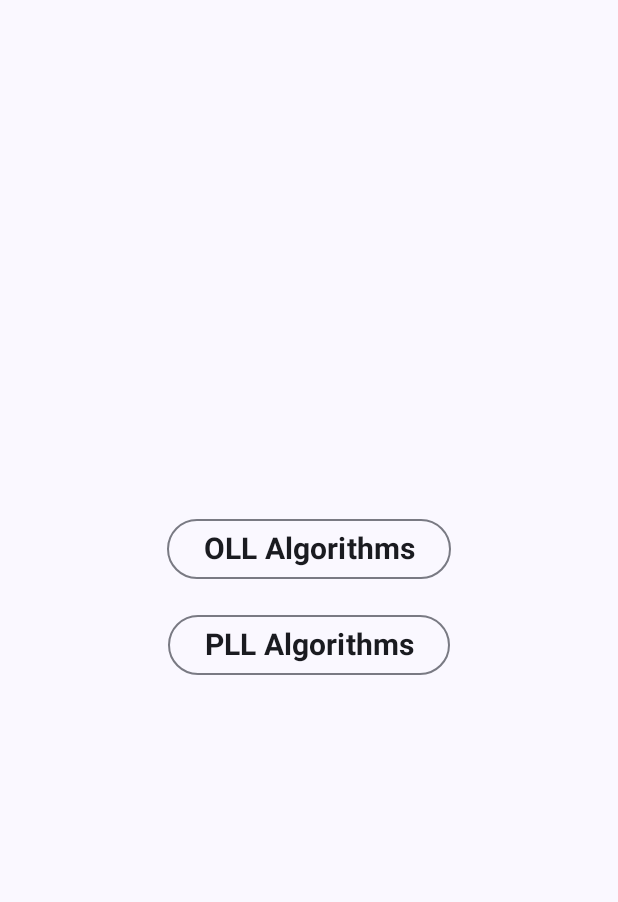
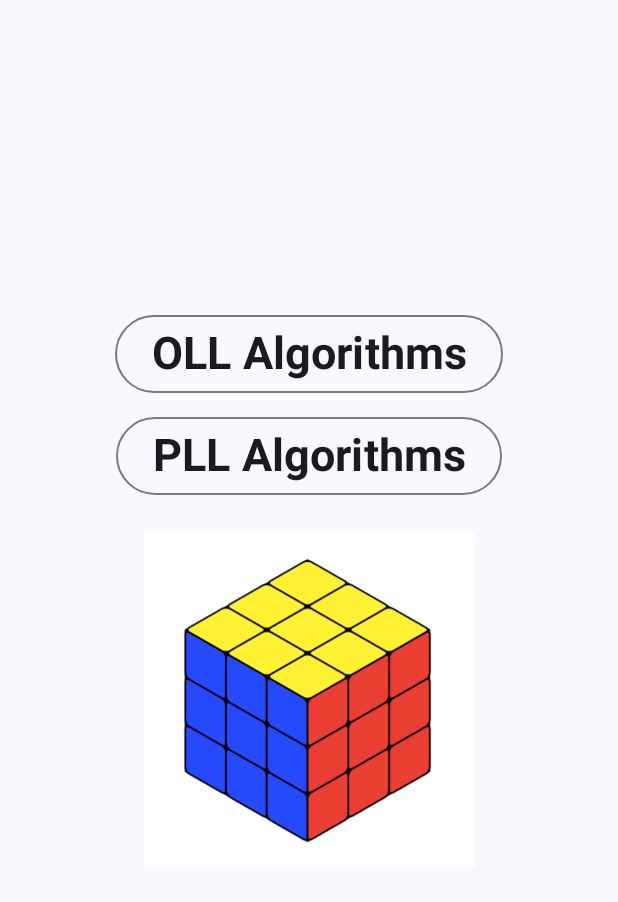
Before and after one commit to caleb-james-smith/Cubical, an Android app built with Jetpack Compose: the screen it shows after launch (MainActivity), on a phone screen of 412 x 824 dp, the part 69-971 px from its top. Run offline under Robolectric (Android 15) with nearby library versions, the phone set to English and light mode, and no system bars.

Commit message:
Add colorful cube image to home screen. Increase font for home screen buttons.

```diff
--- a/app/src/main/java/com/example/cubical/algorithm/AlgorithmCard.kt
+++ b/app/src/main/java/com/example/cubical/algorithm/AlgorithmCard.kt
@@ -1,6 +1,5 @@
 package com.example.cubical.algorithm
 
-import com.example.cubical.R
 import androidx.compose.foundation.Image
 import androidx.compose.foundation.layout.*
 import androidx.compose.material3.*
@@ -13,6 +12,7 @@ import androidx.compose.ui.unit.sp
 import androidx.compose.ui.text.font.*
 import androidx.compose.ui.text.style.*
 import androidx.compose.ui.layout.ContentScale
+import com.example.cubical.R
 
 @Composable
 fun AlgorithmCard(algorithm: Algorithm) {
--- a/app/src/main/java/com/example/cubical/algorithm/HomeScreen.kt
+++ b/app/src/main/java/com/example/cubical/algorithm/HomeScreen.kt
@@ -1,15 +1,19 @@
 package com.example.cubical.algorithm
 
+import androidx.compose.foundation.Image
 import androidx.compose.foundation.layout.*
 import androidx.compose.material3.*
 import androidx.compose.runtime.Composable
 import androidx.compose.ui.Alignment
 import androidx.compose.ui.Modifier
+import androidx.compose.ui.layout.ContentScale
+import androidx.compose.ui.res.painterResource
 import androidx.compose.ui.text.font.*
 import androidx.compose.ui.text.style.*
 import androidx.compose.ui.unit.dp
 import androidx.compose.ui.unit.sp
 import androidx.navigation.NavController
+import com.example.cubical.R
 
 @OptIn(ExperimentalMaterial3Api::class)
 @Composable
@@ -31,7 +35,7 @@ fun HomeScreen(navController: NavController) {
             /*OutlinedButton(onClick = { navController.navigate("moveNotation") }) {
                 Text(
                     text = "Move Notation",
-                    fontSize = 20.sp,
+                    fontSize = 30.sp,
                     fontWeight = FontWeight.Bold,
                     textAlign = TextAlign.Center,
                     color = MaterialTheme.colorScheme.onSurface
@@ -41,7 +45,7 @@ fun HomeScreen(navController: NavController) {
             OutlinedButton(onClick = { navController.navigate("ollScreen") }) {
                 Text(
                     text = "OLL Algorithms",
-                    fontSize = 20.sp,
+                    fontSize = 30.sp,
                     fontWeight = FontWeight.Bold,
                     textAlign = TextAlign.Center,
                     color = MaterialTheme.colorScheme.onSurface
@@ -51,12 +55,19 @@ fun HomeScreen(navController: NavController) {
             OutlinedButton(onClick = { navController.navigate("pllScreen") }) {
                 Text(
                     text = "PLL Algorithms",
-                    fontSize = 20.sp,
+                    fontSize = 30.sp,
                     fontWeight = FontWeight.Bold,
                     textAlign = TextAlign.Center,
                     color = MaterialTheme.colorScheme.onSurface
                 )
             }
+            Spacer(modifier = Modifier.height(16.dp))
+            Image(
+                painter = painterResource(id = R.drawable.cube_image_01),
+                contentDescription = "Colorful Cube",
+                modifier = Modifier.size(240.dp).padding(8.dp),
+                contentScale = ContentScale.Fit  // maintain aspect ratio
+            )
         }
     }
 }
```
Also changed, not shown: app/src/main/res/drawable/cube_image_01.png (added).
